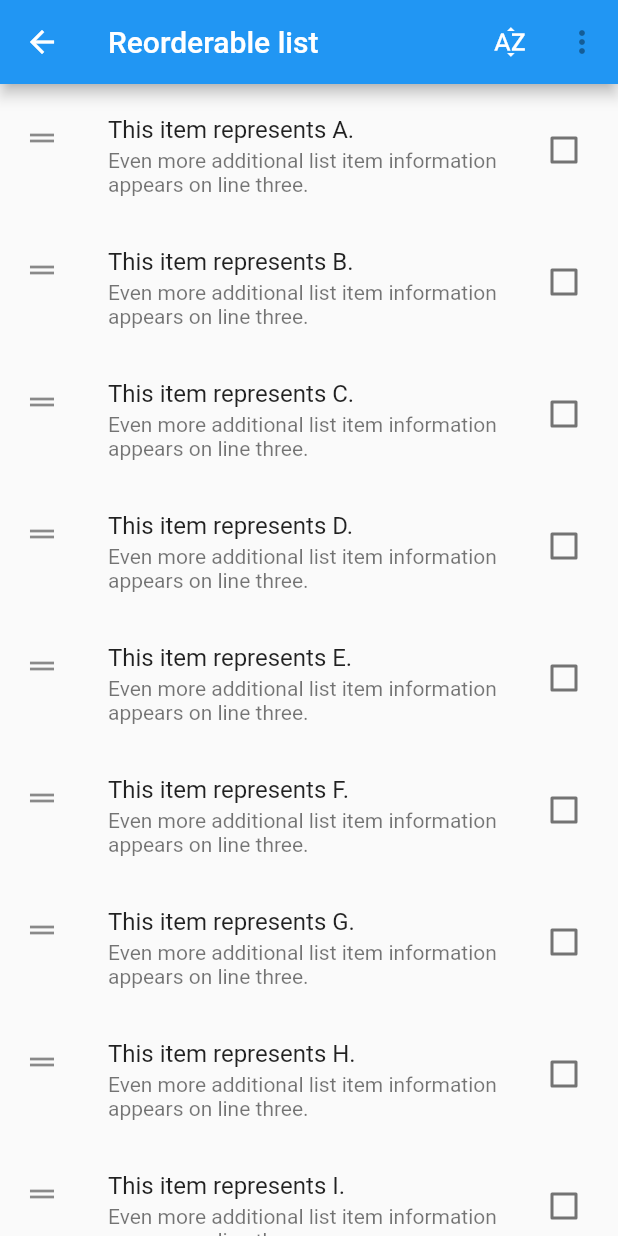
After one commit to alokomkar/dual, a Flutter app: the ReorderableListDemo screen opened directly, on a phone screen of 412 x 824 dp. The commit adds this screen. Run offline on Flutter 3.47's test engine with Material 2 defaults, Android fonts, the phone set to English and light mode, and no system bars; our stand-ins replace firebase_auth, firebase_database, google_sign_in, shared_preferences; accounts and stored records are empty; network calls fail; statements that could not run were skipped.

Commit message:
Added reorder code logic

```diff
--- a/lib/main.dart
+++ b/lib/main.dart
@@ -2,6 +2,7 @@ import 'package:dual_mode/ui/chapters/simple_topics_screen.dart';
 import 'package:dual_mode/ui/home_screen.dart';
 import 'package:dual_mode/ui/language/language_selection_screen.dart';
 import 'package:dual_mode/ui/login_screen.dart';
+import 'package:dual_mode/ui/rearrange_code_screen.dart';
 import 'package:flutter/material.dart';
 
 import 'app_state_widget.dart';
@@ -25,6 +26,7 @@ class DualCodeApp extends StatelessWidget {
         '/login': (context) => LoginScreen(),
         '/language': (context) => LanguageSelectionScreen(),
         '/chapters_topics': (context) => SimpleContentScreen(),
+        '/reorderable_list': (context) => RearrangeCodeScreen(),
       },
     );
   }
--- a/lib/ui/chapters/simple_topics_screen.dart
+++ b/lib/ui/chapters/simple_topics_screen.dart
@@ -135,7 +135,7 @@ class _SimpleContentScreenState extends BaseState<SimpleContentScreen> {
   }
 
   _initPractice(String contentString) {
-
+    Navigator.of(context).pushNamed("/reorderable_list");
   }
 
 }
--- a/lib/ui/home_screen.dart
+++ b/lib/ui/home_screen.dart
@@ -95,7 +95,8 @@ class HomeState extends BaseState<HomeScreen> {
               title: new Text(content.moduleTitle, style: buildTextStyleBlack(20),),
               trailing: new Icon(Icons.arrow_right),
               onTap: () {
-                Navigator.of(context).pushNamed("/chapters_topics");
+                //Navigator.of(context).pushNamed("/chapters_topics");
+                Navigator.of(context).pushNamed("/reorderable_list");
               },
             ),
           ),
--- a/lib/ui/language/language_selection_screen.dart
+++ b/lib/ui/language/language_selection_screen.dart
@@ -83,7 +83,7 @@ class LanguageSelectionState extends BaseState<LanguageSelectionScreen> {
     ),
   );
 
-  ListTile _makeListTile(CodeLanguage language) => ListTile(
+  _makeListTile(CodeLanguage language) => ListTile(
     contentPadding:
     EdgeInsets.symmetric(horizontal: 20.0, vertical: 10.0),
     leading: Container(
--- /dev/null
+++ b/lib/ui/reorderable_list_screen.dart
@@ -0,0 +1,218 @@
+// Copyright 2018 The Chromium Authors. All rights reserved.
+// Use of this source code is governed by a BSD-style license that can be
+// found in the LICENSE file.
+
+import 'package:flutter/foundation.dart';
+import 'package:flutter/material.dart';
+import 'package:flutter/rendering.dart';
+
+enum _ReorderableListType {
+  /// A list tile that contains a [CircleAvatar].
+  horizontalAvatar,
+
+  /// A list tile that contains a [CircleAvatar].
+  verticalAvatar,
+
+  /// A list tile that contains three lines of text and a checkbox.
+  threeLine,
+}
+
+class ReorderableListDemo extends StatefulWidget {
+  const ReorderableListDemo({ Key key }) : super(key: key);
+
+  static const String routeName = '/material/reorderable-list';
+
+  @override
+  _ListDemoState createState() => _ListDemoState();
+}
+
+class _ListItem {
+  _ListItem(this.value, this.checkState);
+
+  final String value;
+
+  bool checkState;
+}
+
+class _ListDemoState extends State<ReorderableListDemo> {
+  static final GlobalKey<ScaffoldState> scaffoldKey = GlobalKey<ScaffoldState>();
+
+  PersistentBottomSheetController<void> _bottomSheet;
+  _ReorderableListType _itemType = _ReorderableListType.threeLine;
+  bool _reverse = false;
+  bool _reverseSort = false;
+  final List<_ListItem> _items = <String>[
+    'A', 'B', 'C', 'D', 'E', 'F', 'G', 'H', 'I', 'J', 'K', 'L', 'M', 'N',
+  ].map<_ListItem>((String item) => _ListItem(item, false)).toList();
+
+  void changeItemType(_ReorderableListType type) {
+    setState(() {
+      _itemType = type;
+    });
+    // Rebuild the bottom sheet to reflect the selected list view.
+    _bottomSheet?.setState(() {
+      // Trigger a rebuild.
+    });
+    // Close the bottom sheet to give the user a clear view of the list.
+    _bottomSheet?.close();
+  }
+
+  void changeReverse(bool newValue) {
+    setState(() {
+      _reverse = newValue;
+    });
+    // Rebuild the bottom sheet to reflect the selected list view.
+    _bottomSheet?.setState(() {
+      // Trigger a rebuild.
+    });
+    // Close the bottom sheet to give the user a clear view of the list.
+    _bottomSheet?.close();
+  }
+
+  void _showConfigurationSheet() {
+    setState(() {
+      _bottomSheet = scaffoldKey.currentState.showBottomSheet<void>((BuildContext bottomSheetContext) {
+        return DecoratedBox(
+          decoration: const BoxDecoration(
+            border: Border(top: BorderSide(color: Colors.black26)),
+          ),
+          child: ListView(
+            shrinkWrap: true,
+            primary: false,
+            children: <Widget>[
+              CheckboxListTile(
+                dense: true,
+                title: const Text('Reverse'),
+                value: _reverse,
+                onChanged: changeReverse,
+              ),
+              RadioListTile<_ReorderableListType>(
+                dense: true,
+                title: const Text('Horizontal Avatars'),
+                value: _ReorderableListType.horizontalAvatar,
+                groupValue: _itemType,
+                onChanged: changeItemType,
+              ),
+              RadioListTile<_ReorderableListType>(
+                dense: true,
+                title: const Text('Vertical Avatars'),
+                value: _ReorderableListType.verticalAvatar,
+                groupValue: _itemType,
+                onChanged: changeItemType,
+              ),
+              RadioListTile<_ReorderableListType>(
+                dense: true,
+                title: const Text('Three-line'),
+                value: _ReorderableListType.threeLine,
+                groupValue: _itemType,
+                onChanged: changeItemType,
+              ),
+            ],
+          ),
+        );
+      });
+
+      // Garbage collect the bottom sheet when it closes.
+      _bottomSheet.closed.whenComplete(() {
+        if (mounted) {
+          setState(() {
+            _bottomSheet = null;
+          });
+        }
+      });
+    });
+  }
+
+  Widget buildListTile(_ListItem item) {
+    const Widget secondary = Text(
+      'Even more additional list item information appears on line three.',
+    );
+    Widget listTile;
+    switch (_itemType) {
+      case _ReorderableListType.threeLine:
+        listTile = CheckboxListTile(
+          key: Key(item.value),
+          isThreeLine: true,
+          value: item.checkState ?? false,
+          onChanged: (bool newValue) {
+            setState(() {
+              item.checkState = newValue;
+            });
+          },
+          title: Text('This item represents ${item.value}.'),
+          subtitle: secondary,
+          secondary: const Icon(Icons.drag_handle),
+        );
+        break;
+      case _ReorderableListType.horizontalAvatar:
+      case _ReorderableListType.verticalAvatar:
+        listTile = Container(
+          key: Key(item.value),
+          height: 100.0,
+          width: 100.0,
+          child: CircleAvatar(child: Text(item.value),
+            backgroundColor: Colors.green,
+          ),
+        );
+        break;
+    }
+
+    return listTile;
+  }
+
+  void _onReorder(int oldIndex, int newIndex) {
+    setState(() {
+      if (newIndex > oldIndex) {
+        newIndex -= 1;
+      }
+      final _ListItem item = _items.removeAt(oldIndex);
+      _items.insert(newIndex, item);
+    });
+  }
+
+
+  @override
+  Widget build(BuildContext context) {
+    return Scaffold(
+      key: scaffoldKey,
+      appBar: AppBar(
+        title: const Text('Reorderable list'),
+        actions: <Widget>[
+          IconButton(
+            icon: const Icon(Icons.sort_by_alpha),
+            tooltip: 'Sort',
+            onPressed: () {
+              setState(() {
+                _reverseSort = !_reverseSort;
+                _items.sort((_ListItem a, _ListItem b) => _reverseSort ? b.value.compareTo(a.value) : a.value.compareTo(b.value));
+              });
+            },
+          ),
+          IconButton(
+            icon: Icon(
+              Theme.of(context).platform == TargetPlatform.iOS
+                  ? Icons.more_horiz
+                  : Icons.more_vert,
+            ),
+            tooltip: 'Show menu',
+            onPressed: _bottomSheet == null ? _showConfigurationSheet : null,
+          ),
+        ],
+      ),
+      body: Scrollbar(
+        child: ReorderableListView(
+          header: _itemType != _ReorderableListType.threeLine
+              ? Padding(
+              padding: const EdgeInsets.all(8.0),
+              child: Text('Header of the list', style: Theme.of(context).textTheme.headline))
+              : null,
+          onReorder: _onReorder,
+          reverse: _reverse,
+          scrollDirection: _itemType == _ReorderableListType.horizontalAvatar ? Axis.horizontal : Axis.vertical,
+          padding: const EdgeInsets.symmetric(vertical: 8.0),
+          children: _items.map<Widget>(buildListTile).toList(),
+        ),
+      ),
+    );
+  }
+}
```
Also changed, not shown: lib/ui/rearrange_code_screen.dart (added, +95 -0 lines).
